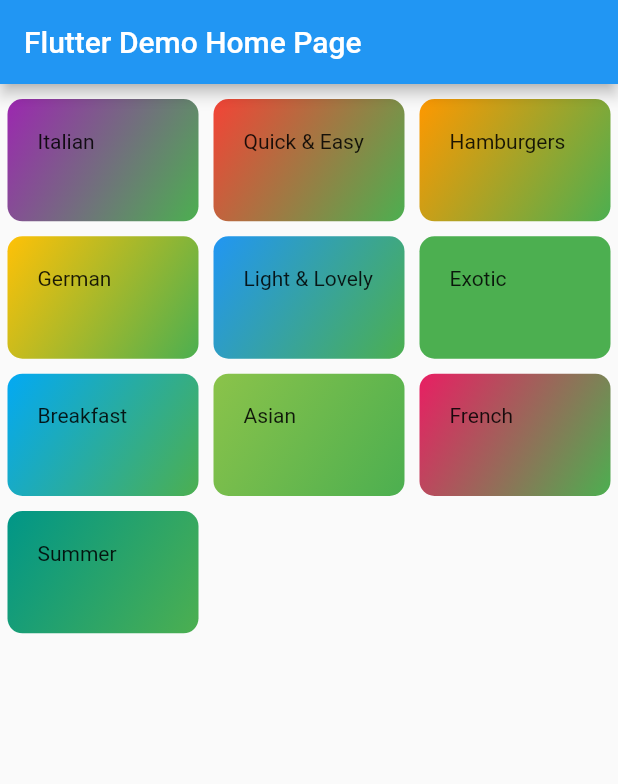
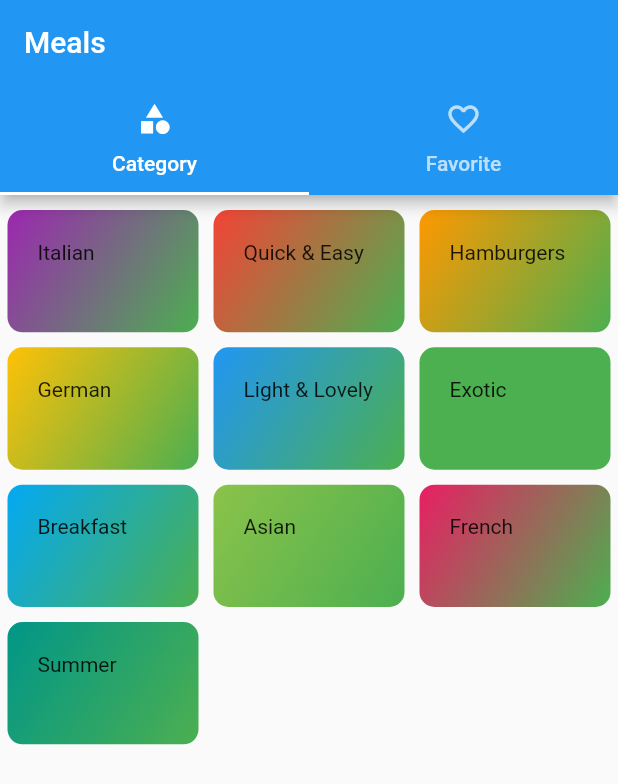
Before and after one commit to dihsarjr/Food_App, a Flutter app: the screen it shows after launch, on a phone screen of 412 x 824 dp. Shown: the top 784 px of the screen. Run offline on Flutter 3.47's test engine with Material 2 defaults, Android fonts, the phone set to English and light mode, and no system bars.

```diff
--- /dev/null
+++ b/lib/favorite_screen.dart
@@ -0,0 +1,10 @@
+import 'package:flutter/material.dart';
+
+class Favorite extends StatelessWidget {
+  @override
+  Widget build(BuildContext context) {
+    return Center(
+      child: Text('data'),
+    );
+  }
+}
--- a/lib/main.dart
+++ b/lib/main.dart
@@ -1,6 +1,7 @@
 import 'package:flutter/material.dart';
 import 'package:food/details_page.dart';
 import 'package:food/dummy_data.dart';
+import 'package:food/tabs_screen.dart';
 import 'package:food/widgets/category_items.dart';
 
 void main() {
@@ -16,7 +17,8 @@ class MyApp extends StatelessWidget {
         primarySwatch: Colors.blue,
         visualDensity: VisualDensity.adaptivePlatformDensity,
       ),
-      home: MyHomePage(title: 'Flutter Demo Home Page'),
+//      home: MyHomePage(title: 'Flutter Demo Home Page'),
+      home: TabsScreen(),
       routes: {
         'route': (context) => DetailsPage(),
       },
@@ -25,9 +27,9 @@ class MyApp extends StatelessWidget {
 }
 
 class MyHomePage extends StatefulWidget {
-  MyHomePage({Key key, this.title}) : super(key: key);
-
-  final String title;
+  MyHomePage({
+    Key key,
+  }) : super(key: key);
 
   @override
   _MyHomePageState createState() => _MyHomePageState();
@@ -36,11 +38,7 @@ class MyHomePage extends StatefulWidget {
 class _MyHomePageState extends State<MyHomePage> {
   @override
   Widget build(BuildContext context) {
-    return Scaffold(
-      appBar: AppBar(
-        title: Text(widget.title),
-      ),
-      body: GridView(
+    return GridView(
       children: DUMMY_DATA
           .map((categoryData) => CategoryItem(
               categoryData.title, categoryData.color, categoryData.id))
@@ -48,7 +46,7 @@ class _MyHomePageState extends State<MyHomePage> {
       gridDelegate: SliverGridDelegateWithMaxCrossAxisExtent(
         maxCrossAxisExtent: 200,
         childAspectRatio: 3 / 2,
-          )),
+      ),
     );
   }
 }
--- /dev/null
+++ b/lib/tabs_screen.dart
@@ -0,0 +1,38 @@
+import 'package:flutter/material.dart';
+
+import 'favorite_screen.dart';
+import 'main.dart';
+
+class TabsScreen extends StatefulWidget {
+  @override
+  _TabsScreenState createState() => _TabsScreenState();
+}
+
+class _TabsScreenState extends State<TabsScreen> {
+  @override
+  Widget build(BuildContext context) {
+    return DefaultTabController(
+        length: 2,
+        child: Scaffold(
+          appBar: AppBar(
+            title: Text('Meals'),
+            bottom: TabBar(tabs: <Widget>[
+              Tab(
+                icon: Icon(Icons.category),
+                text: 'Category',
+              ),
+              Tab(
+                icon: Icon(Icons.favorite_border),
+                text: 'Favorite',
+              ),
+            ]),
+          ),
+          body: TabBarView(
+            children: <Widget>[
+              MyHomePage(),
+              Favorite(),
+            ],
+          ),
+        ));
+  }
+}
```
Lines whose indentation alone changed are shown as unchanged.
